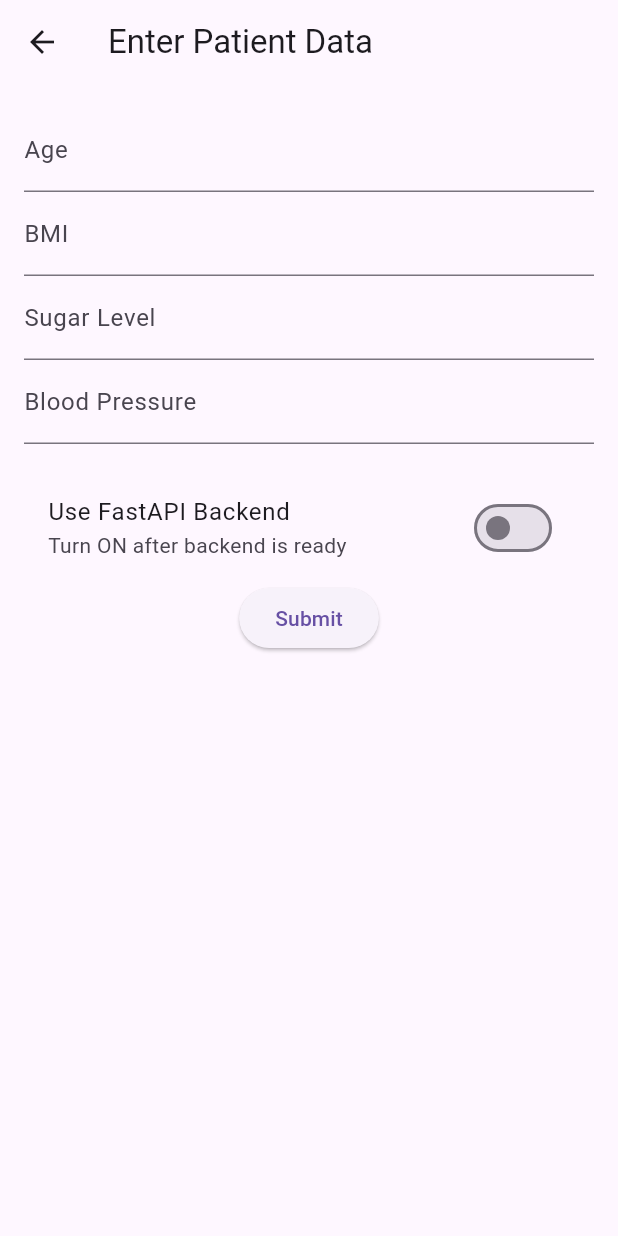
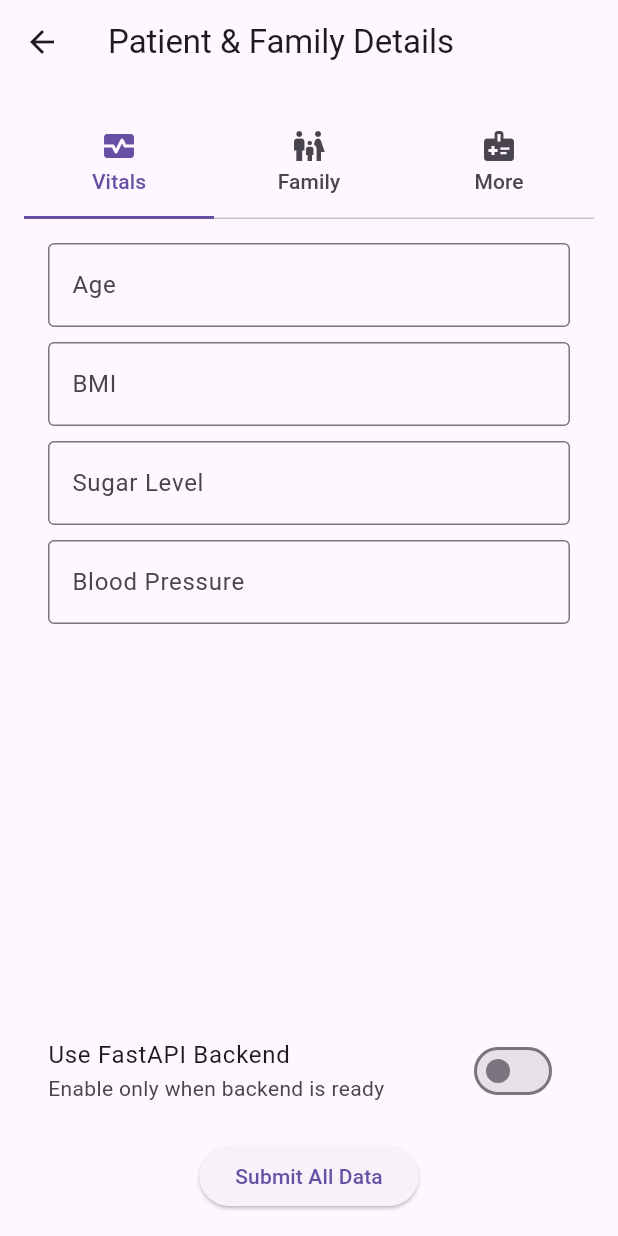
Before and after one commit to Gokul-pixel-1/kincare-ai, a Flutter app: the screen it shows after launch, after a tap on "Login", on a phone screen of 412 x 824 dp. Run offline on Flutter 3.47's test engine with Material 3 defaults, Android fonts, the phone set to English and light mode, and no system bars.

Commit message:
Add patient family details, links, and extra form fields

```diff
--- a/frontend/flutter_app/lib/main.dart
+++ b/frontend/flutter_app/lib/main.dart
@@ -2,15 +2,10 @@ import 'package:flutter/material.dart';
 import 'screens/login_screen.dart';
 
 void main() {
-  runApp(MyApp());
+  runApp(MaterialApp(
+    debugShowCheckedModeBanner: false,
+    title: "Kincare AI Doctor",
+    theme: ThemeData(useMaterial3: true),
+    home: LoginScreen(),
+  ));
 }
-
-class MyApp extends StatelessWidget {
-  @override
-  Widget build(BuildContext context) {
-    return MaterialApp(
-      debugShowCheckedModeBanner: false,
-      home: LoginScreen(),
-    );
-  }
-}
--- a/frontend/flutter_app/lib/screens/input_screen.dart
+++ b/frontend/flutter_app/lib/screens/input_screen.dart
@@ -4,62 +4,133 @@ import 'result_screen.dart';
 
 class InputScreen extends StatefulWidget {
   @override
-  State<InputScreen> createState() => _InputScreenState();
+  State<InputScreen> createState() => _S();
 }
 
-class _InputScreenState extends State<InputScreen> {
-  final TextEditingController ageController = TextEditingController();
-  final TextEditingController bmiController = TextEditingController();
-  final TextEditingController sugarController = TextEditingController();
-  final TextEditingController bpController = TextEditingController();
+class _S extends State<InputScreen> {
+  final TextEditingController age = TextEditingController();
+  final TextEditingController bmi = TextEditingController();
+  final TextEditingController sugar = TextEditingController();
+  final TextEditingController bp = TextEditingController();
 
-  bool useApi = false;
+  // Family + extra controllers
+  final TextEditingController fatherDiabetes = TextEditingController();
+  final TextEditingController motherHeart = TextEditingController();
+  final TextEditingController siblingBP = TextEditingController();
+  final TextEditingController report1 = TextEditingController();
+  final TextEditingController report2 = TextEditingController();
+  final TextEditingController contact = TextEditingController();
+  final TextEditingController notes = TextEditingController();
+  final TextEditingController urgency = TextEditingController();
+  final TextEditingController lastCheckup = TextEditingController();
 
-  void submitData() async {
-    if (!useApi) {
-      var dummyResponse = {
-        "risks": {"diabetes": 45, "heart": 25, "hypertension": 35, "obesity": 60},
-        "recommendations": ["Walk 30 mins daily", "Reduce sugar", "BP check weekly"]
+  bool api = false;
+
+  void submit() async {
+    Map res;
+
+    if (!api) {
+      res = {
+        "risks": {"diabetes": 55, "heart": 20, "hypertension": 40, "obesity": 75},
+        "recommendations": ["Walk 30 mins daily", "Reduce sugar intake", "BP check weekly"]
       };
-      Navigator.push(
-        context,
-        MaterialPageRoute(builder: (_) => ResultScreen(response: dummyResponse)),
-      );
     } else {
-      var response = await ApiService.predictDisease(
-        age: int.parse(ageController.text),
-        bmi: double.parse(bmiController.text),
-        sugar: double.parse(sugarController.text),
-        bp: double.parse(bpController.text),
-      );
-      Navigator.push(
-        context,
-        MaterialPageRoute(builder: (_) => ResultScreen(response: response)),
+      res = await ApiService.predict(
+        int.parse(age.text),
+        double.parse(bmi.text),
+        double.parse(sugar.text),
+        double.parse(bp.text),
       );
     }
+
+    Navigator.push(context, MaterialPageRoute(builder: (_) => ResultScreen(res: res)));
   }
 
   @override
-  Widget build(BuildContext context) {
+  Widget build(context) {
     return Scaffold(
-      appBar: AppBar(title: Text("Enter Patient Data")),
+      appBar: AppBar(title: Text("Patient & Family Details")),
       body: Padding(
-        padding: const EdgeInsets.all(16.0),
-        child: Column(
-          children: [
-            TextField(controller: ageController, decoration: InputDecoration(labelText: "Age"), keyboardType: TextInputType.number),
-            TextField(controller: bmiController, decoration: InputDecoration(labelText: "BMI"), keyboardType: TextInputType.number),
-            TextField(controller: sugarController, decoration: InputDecoration(labelText: "Sugar Level"), keyboardType: TextInputType.number),
-            TextField(controller: bpController, decoration: InputDecoration(labelText: "Blood Pressure"), keyboardType: TextInputType.number),
-            SizedBox(height: 20),
-            SwitchListTile(
-              title: Text("Use FastAPI Backend"),
-              subtitle: Text("Turn ON after backend is ready"),
-              value: useApi,
-              onChanged: (val) => setState(() => useApi = val),
-            ),
-            ElevatedButton(onPressed: submitData, child: Text("Submit")),
-          ],
+        padding: EdgeInsets.all(16),
+        child: DefaultTabController(
+          length: 3,
+          child: Column(
+            children: [
+              TabBar(
+                indicatorSize: TabBarIndicatorSize.tab,
+                tabs: [
+                  Tab(icon: Icon(Icons.monitor_heart), text: "Vitals"),
+                  Tab(icon: Icon(Icons.family_restroom), text: "Family"),
+                  Tab(icon: Icon(Icons.medical_information), text: "More"),
+                ],
+              ),
+              Expanded(
+                child: TabBarView(
+                  children: [
+                    // Tab 1 – Vitals
+                    Padding(
+                      padding: EdgeInsets.all(16),
+                      child: Column(
+                        children: [
+                          TextField(controller: age, decoration: InputDecoration(labelText: "Age", border: OutlineInputBorder()), keyboardType: TextInputType.number),
+                          SizedBox(height: 10),
+                          TextField(controller: bmi, decoration: InputDecoration(labelText: "BMI", border: OutlineInputBorder()), keyboardType: TextInputType.number),
+                          SizedBox(height: 10),
+                          TextField(controller: sugar, decoration: InputDecoration(labelText: "Sugar Level", border: OutlineInputBorder()), keyboardType: TextInputType.number),
+                          SizedBox(height: 10),
+                          TextField(controller: bp, decoration: InputDecoration(labelText: "Blood Pressure", border: OutlineInputBorder()), keyboardType: TextInputType.number),
+                        ],
+                      ),
+                    ),
+
+                    // Tab 2 – Family History + Links
+                    Padding(
+                      padding: EdgeInsets.all(16),
+                      child: Column(
+                        children: [
+                          Text("Family Disease History", style: TextStyle(fontSize: 18, fontWeight: FontWeight.bold)),
+                          SizedBox(height: 15),
+                          TextField(controller: fatherDiabetes, decoration: InputDecoration(labelText: "Father – Diabetes %", border: OutlineInputBorder()), keyboardType: TextInputType.number),
+                          SizedBox(height: 10),
+                          TextField(controller: motherHeart, decoration: InputDecoration(labelText: "Mother – Heart Disease %", border: OutlineInputBorder()), keyboardType: TextInputType.number),
+                          SizedBox(height: 10),
+                          TextField(controller: siblingBP, decoration: InputDecoration(labelText: "Sibling – BP %", border: OutlineInputBorder()), keyboardType: TextInputType.number),
+                          SizedBox(height: 15),
+                          Text("Report / Contact Links", style: TextStyle(fontSize: 16, fontWeight: FontWeight.bold)),
+                          SizedBox(height: 10),
+                          TextField(controller: report1, decoration: InputDecoration(labelText: "Report URL 1", border: OutlineInputBorder())),
+                          SizedBox(height: 10),
+                          TextField(controller: report2, decoration: InputDecoration(labelText: "Report URL 2", border: OutlineInputBorder())),
+                          SizedBox(height: 10),
+                          TextField(controller: contact, decoration: InputDecoration(labelText: "Patient Contact (WhatsApp/Phone)", border: OutlineInputBorder())),
+                        ],
+                      ),
+                    ),
+
+                    // Tab 3 – Additional Info
+                    Padding(
+                      padding: EdgeInsets.all(16),
+                      child: Column(
+                        children: [
+                          Text("Additional Doctor Inputs", style: TextStyle(fontSize: 18, fontWeight: FontWeight.bold)),
+                          SizedBox(height: 10),
+                          TextField(controller: notes, decoration: InputDecoration(labelText: "Doctor Notes", border: OutlineInputBorder())),
+                          SizedBox(height: 10),
+                          TextField(controller: urgency, decoration: InputDecoration(labelText: "Urgency Level (1–5)", border: OutlineInputBorder()), keyboardType: TextInputType.number),
+                          SizedBox(height: 10),
+                          TextField(controller: lastCheckup, decoration: InputDecoration(labelText: "Last Checkup Date", border: OutlineInputBorder())),
+                        ],
+                      ),
+                    ),
+                  ],
+                ),
+              ),
+              SizedBox(height: 15),
+              SwitchListTile(title: Text("Use FastAPI Backend"), subtitle: Text("Enable only when backend is ready"), value: api, onChanged: (v) => setState(() => api = v)),
+              SizedBox(height: 10),
+              ElevatedButton(onPressed: submit, child: Text("Submit All Data")),
+            ],
+          ),
         ),
       ),
     );
--- a/frontend/flutter_app/lib/screens/login_screen.dart
+++ b/frontend/flutter_app/lib/screens/login_screen.dart
@@ -2,46 +2,46 @@ import 'package:flutter/material.dart';
 import 'input_screen.dart';
 
 class LoginScreen extends StatelessWidget {
-  final TextEditingController userController = TextEditingController();
-  final TextEditingController passController = TextEditingController();
+  final TextEditingController user = TextEditingController();
+  final TextEditingController pass = TextEditingController();
 
   @override
-  Widget build(BuildContext context) {
+  Widget build(context) {
     return Scaffold(
+      backgroundColor: Colors.white,
       body: Padding(
-        padding: const EdgeInsets.all(20.0),
+        padding: EdgeInsets.all(20),
         child: Column(
           mainAxisAlignment: MainAxisAlignment.center,
           children: [
-            Text(
-              "Kincare AI – Doctor Login",
-              style: TextStyle(fontSize: 22, fontWeight: FontWeight.bold),
+            Icon(Icons.local_hospital, size: 90),
+            SizedBox(height: 12),
+            Text("Kincare AI – Doctor Login",
+                style: TextStyle(fontSize: 26, fontWeight: FontWeight.bold)),
+            SizedBox(height: 25),
+            TextField(
+              controller: user,
+              decoration: InputDecoration(
+                labelText: "Username",
+                border: OutlineInputBorder(),
+              ),
             ),
-            SizedBox(height: 20),
+            SizedBox(height: 15),
             TextField(
-              controller: userController,
-              decoration: InputDecoration(labelText: "Username"),
-            ),
-            TextField(
-              controller: passController,
-              decoration: InputDecoration(labelText: "Password"),
+              controller: pass,
               obscureText: true,
+              decoration: InputDecoration(
+                labelText: "Password",
+                border: OutlineInputBorder(),
+              ),
             ),
             SizedBox(height: 20),
             ElevatedButton(
-              onPressed: () {
-                Navigator.push(
-                  context,
-                  MaterialPageRoute(builder: (context) => InputScreen()),
-                );
-              },
-              child: Text("Login"),
+              onPressed: () => Navigator.push(context, MaterialPageRoute(builder: (_) => InputScreen())),
+              child: Text("Login", style: TextStyle(fontSize: 16)),
             ),
             SizedBox(height: 10),
-            Text(
-              "Note: Dummy login for MVP",
-              style: TextStyle(fontSize: 12, color: Colors.grey),
-            ),
+            Text("Dummy login for MVP", style: TextStyle(fontSize: 12, color: Colors.grey)),
           ],
         ),
       ),
--- a/frontend/flutter_app/lib/services/api_service.dart
+++ b/frontend/flutter_app/lib/services/api_service.dart
@@ -2,21 +2,11 @@ import 'dart:convert';
 import 'package:http/http.dart' as http;
 
 class ApiService {
-  static Future<Map> predictDisease({
-    required int age,
-    required double bmi,
-    required double sugar,
-    required double bp,
-  }) async {
+  static Future<Map> predict(int age, double bmi, double sugar, double bp) async {
     final url = Uri.parse("http://10.0.2.2:8000/predict");
     final body = jsonEncode({"age": age, "bmi": bmi, "sugar": sugar, "bp": bp});
 
-    final res = await http.post(
-      url,
-      headers: {"Content-Type": "application/json"},
-      body: body,
-    );
-
+    final res = await http.post(url, headers: {"Content-Type": "application/json"}, body: body);
     return jsonDecode(res.body);
   }
 }
```
Also changed, not shown: frontend/flutter_app/lib/screens/result_screen.dart (+15 -14 lines).
